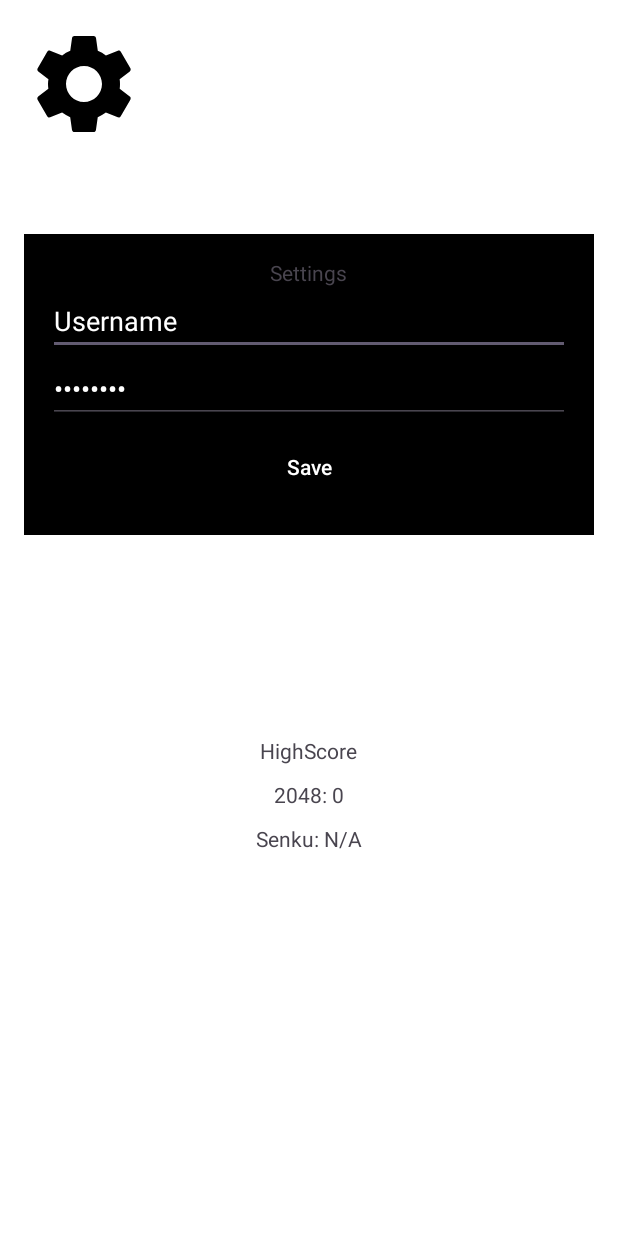
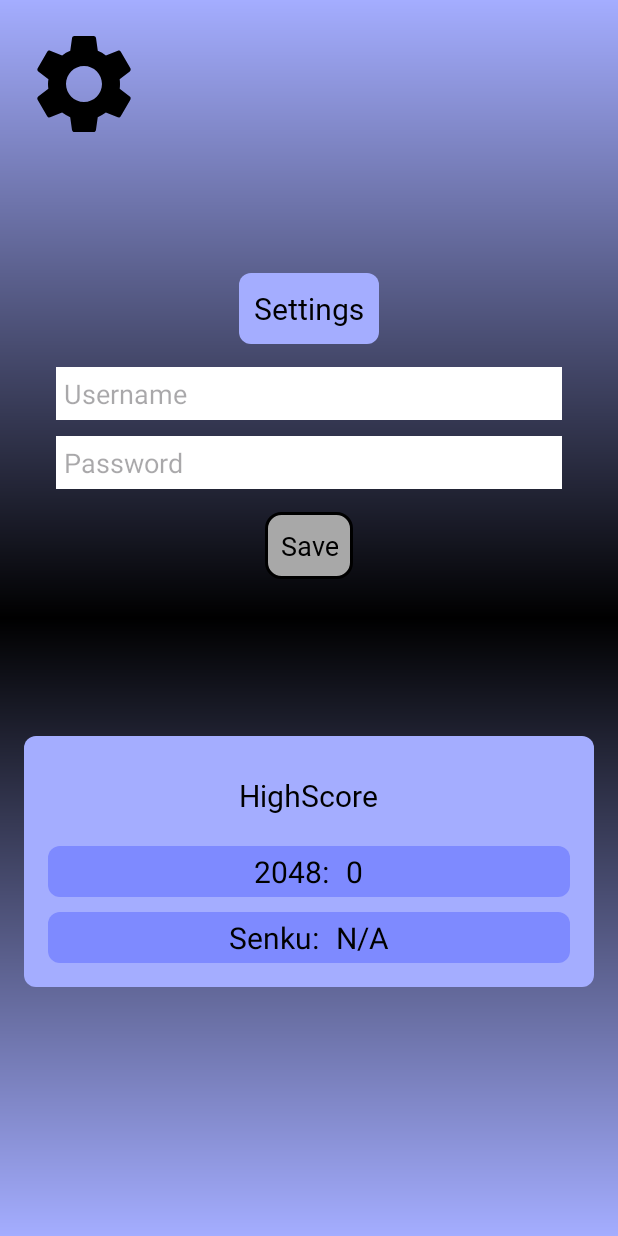
Before and after one commit to juanfrancisco164/Android_Games, an Android app: the SettingsMenu screen opened directly, with no data from a screen before it, on a phone screen of 412 x 824 dp. Run offline under Robolectric (Android 15) with nearby library versions, the phone set to English and light mode, and no system bars.

Commit message:
Upgrading activity_settings_menu.xml aspect & updating Register.java

```diff
--- a/app/src/main/java/com/example/games_overspace/Register.java
+++ b/app/src/main/java/com/example/games_overspace/Register.java
@@ -51,18 +51,25 @@ public class Register extends AppCompatActivity {
 
     public void handleRegister() {
         String username = usernameEditText.getText().toString();
-        if (!username.equals("") && !checkIfUserExists(username)){
-            String password = passwordEditText.getText().toString();
+        String password = passwordEditText.getText().toString();
+        if (!username.isEmpty() && !password.isEmpty() && !checkIfUserExists(username)) {
             SharedPreferences sharedPreferences = getSharedPreferences("MyPreferences", Context.MODE_PRIVATE);
             SharedPreferences.Editor editor = sharedPreferences.edit();
+
             editor.putString("username", username);
             editor.putString("password", password);
+
+            editor.putInt("bestScore2048", 0);
+            editor.putLong("bestTimeSenku", 0);
+
             editor.apply();
+
             showOkMessage();
-        }else{
+        } else {
             showErrorMessage();
         }
     }
+
 
     private boolean checkIfUserExists(String username) {
         SharedPreferences sharedPreferences = getSharedPreferences("MyPreferences", Context.MODE_PRIVATE);
--- a/app/src/main/java/com/example/games_overspace/SettingsMenu.java
+++ b/app/src/main/java/com/example/games_overspace/SettingsMenu.java
@@ -33,7 +33,7 @@ public class SettingsMenu extends AppCompatActivity {
         highScoreSenku = findViewById(R.id.highScoreSenku);
 
         highScore2048.setText("" + sharedPreferences.getInt("bestScore2048", 0));
-        long bestTimeSenku = sharedPreferences.getLong("bestTimeSenku", 0); // Utiliza getLong aquí
+        long bestTimeSenku = sharedPreferences.getLong("bestTimeSenku", 0);
         if (bestTimeSenku > 0) {
             highScoreSenku.setText(bestTimeSenku + " seconds");
         } else {
--- a/app/src/main/res/layout/Main_Menu.xml
+++ b/app/src/main/res/layout/Main_Menu.xml
@@ -6,22 +6,24 @@
     tools:context=".MainMenuActivity"
     android:orientation="vertical"
     android:gravity="center">
+
         <LinearLayout
             android:layout_width="wrap_content"
             android:layout_height="wrap_content"
-            android:background="#99A4ADFF"
+            android:background="@drawable/rounded_background"
             android:gravity="center"
             android:orientation="vertical"
             android:layout_centerInParent="true"
             android:layout_above="@id/recyclerViewMenu"
-            android:layout_margin="30dp">
+            android:layout_margin="30dp"
+            android:padding="5dp">
 
             <TextView
-                style="@style/tittleWelcome"
+                style="@style/tittleStyle"
                 android:text="Welcome," />
             <TextView
                 android:id="@+id/nameUserMenu"
-                style="@style/tittleWelcome"
+                style="@style/tittleStyle"
                 android:text="" />
         </LinearLayout>
 
--- a/app/src/main/res/layout/activity_settings_menu.xml
+++ b/app/src/main/res/layout/activity_settings_menu.xml
@@ -6,7 +6,7 @@
     android:layout_height="match_parent"
     android:padding="16dp"
     tools:context=".SettingsMenu"
-    android:background="@color/white">
+    android:background="@drawable/gradient_drawable">
 
     <ImageView
         android:id="@+id/backButton"
@@ -28,40 +28,32 @@
         android:padding="16dp"
         app:layout_constraintEnd_toEndOf="parent"
         app:layout_constraintStart_toStartOf="parent"
-        app:layout_constraintTop_toBottomOf="@+id/backButton"
-        android:background="@color/black">
+        app:layout_constraintTop_toBottomOf="@+id/backButton">
 
         <TextView
-            android:layout_width="wrap_content"
-            android:layout_height="wrap_content"
-            android:text="Settings" />
+            android:text="Settings"
+            android:background="@drawable/rounded_background"
+            android:padding="10dp"
+            android:layout_margin="10dp"
+            style="@style/tittleStyle"/>
 
         <EditText
             android:id="@+id/usernameEditText"
-            android:layout_width="match_parent"
-            android:layout_height="wrap_content"
-            android:hint="@string/hint_username"
-            android:textColor="@color/white"
-            android:textColorHint="@color/black"
-            android:text="Username"/>
+            android:hint="Username"
+            android:inputType="textEmailAddress"
+            style="@style/editTextStyle"/>
 
         <EditText
             android:id="@+id/passwordEditText"
-            android:layout_width="match_parent"
-            android:layout_height="wrap_content"
-            android:hint="@string/hint_password"
+            android:hint="Password"
             android:inputType="textPassword"
-            android:textColor="@color/white"
-            android:text="Password"/>
+            style="@style/editTextStyle"/>
 
-        <Button
+        <TextView
             android:id="@+id/saveButton"
             android:layout_width="wrap_content"
-            android:layout_height="wrap_content"
-            android:layout_margin="5dp"
-            android:backgroundTint="@color/black"
             android:text="Save"
-            android:textColor="@color/white" />
+            style="@style/ButtonStyle"/>
 
     </LinearLayout>
 
@@ -75,12 +67,12 @@
         app:layout_constraintTop_toBottomOf="@+id/linearLayout3"
         app:layout_constraintVertical_bias="0.345"
         tools:layout_editor_absoluteX="16dp"
-        android:padding="16dp">
+        android:padding="16dp"
+        android:background="@drawable/rounded_background">
 
         <TextView
-            android:layout_width="wrap_content"
-            android:layout_height="wrap_content"
-            android:text="HighScore" />
+            android:text="HighScore"
+            style="@style/tittleStyle"/>
 
         <LinearLayout
             android:layout_width="match_parent"
@@ -88,17 +80,17 @@
             android:orientation="horizontal"
             android:gravity="center"
             android:layout_centerHorizontal="true"
-            android:layout_marginTop="10dp">
+            android:layout_marginTop="10dp"
+            android:background="@drawable/rounded_background"
+            android:backgroundTint="#7E8AFF">
 
             <TextView
-                android:layout_width="wrap_content"
-                android:layout_height="wrap_content"
+                style="@style/scoresStyle"
                 android:text="2048: " />
 
             <TextView
                 android:id="@+id/highScore2048"
-                android:layout_width="wrap_content"
-                android:layout_height="wrap_content"
+                style="@style/scoresStyle"
                 android:text="0" />
         </LinearLayout>
 
@@ -108,18 +100,18 @@
             android:orientation="horizontal"
             android:gravity="center"
             android:layout_centerHorizontal="true"
-            android:layout_marginTop="10dp">
+            android:layout_marginTop="10dp"
+            android:background="@drawable/rounded_background"
+            android:backgroundTint="#7E8AFF">
 
             <TextView
-                android:layout_width="wrap_content"
-                android:layout_height="wrap_content"
-                android:text="Senku: " />
+                android:text="Senku: "
+                style="@style/scoresStyle"/>
 
             <TextView
                 android:id="@+id/highScoreSenku"
-                android:layout_width="wrap_content"
-                android:layout_height="wrap_content"
-                android:text="0" />
+                android:text="0"
+                style="@style/scoresStyle"/>
         </LinearLayout>
     </LinearLayout>
 
--- a/app/src/main/res/values/styles.xml
+++ b/app/src/main/res/values/styles.xml
@@ -75,12 +75,21 @@
         <item name="android:textColor">@color/black</item>
     </style>
 
-    <style name="tittleWelcome">
+    <style name="tittleStyle">
         <item name="android:gravity">center</item>
         <item name="android:layout_width">wrap_content</item>
         <item name="android:layout_height">wrap_content</item>
         <item name="android:padding">10dp</item>
         <item name="android:fontFamily">@font/imperial</item>
         <item name="android:textColor">@color/black</item>
+        <item name="android:textSize">20dp</item>
+    </style>
+
+    <style name="scoresStyle">
+        <item name="android:layout_width">wrap_content</item>
+        <item name="android:layout_height">wrap_content</item>
+        <item name="android:textSize">20dp</item>
+        <item name="android:textColor">@color/black</item>
+        <item name="android:padding">3dp</item>
     </style>
 </resources>
```
